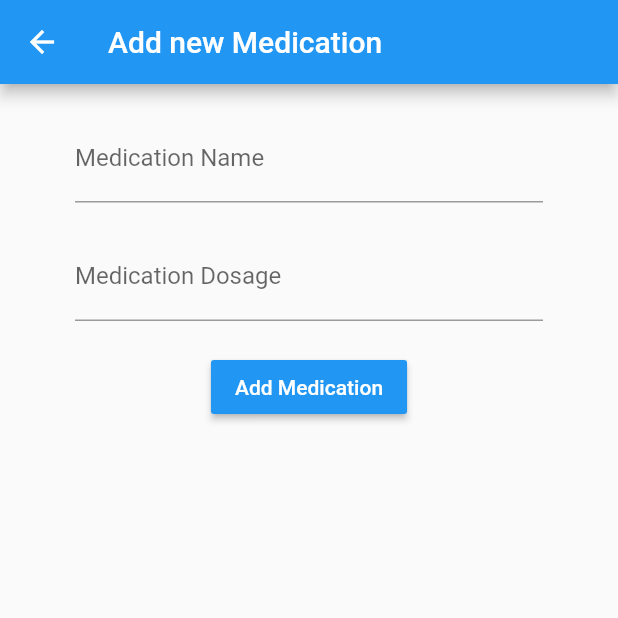
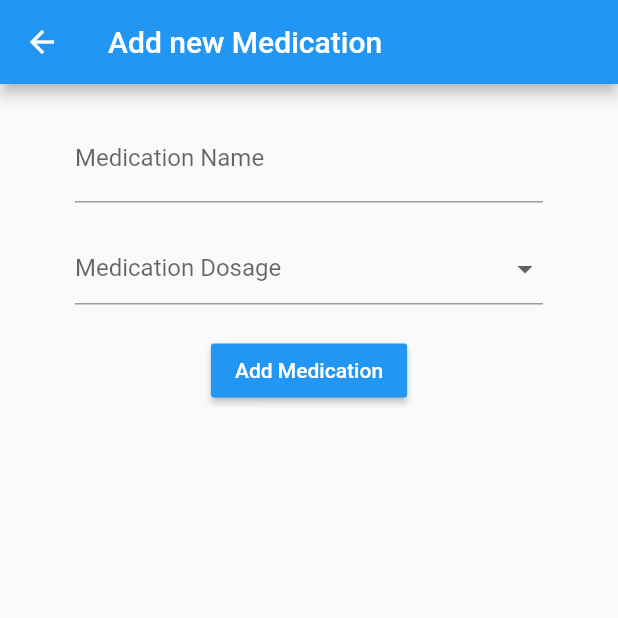
Before and after one commit to rosscraw/MedicationTracker, a Flutter app: the AddMedicationScreen screen opened directly with empty values, on a phone screen of 412 x 824 dp, the top half of it. Run offline on Flutter 3.47's test engine with Material 2 defaults, Android fonts, the phone set to English and light mode, and no system bars; our stand-ins replace cloud_firestore, firebase_auth, flutter_spinkit, table_calendar; accounts and stored records are empty.

Commit message:
Added dropdown field and input validation for the add medications page.

```diff
--- a/medication_tracker/lib/screens/home/add_medication.dart
+++ b/medication_tracker/lib/screens/home/add_medication.dart
@@ -19,7 +19,16 @@ class AddMedicationScreen extends StatefulWidget {
 class _AddMedicationScreenState extends State<AddMedicationScreen> {
   String medicationName = '';
   String  medicationDosage = '';
+  String medicationUnit = '';
   final _medFormKey = GlobalKey<FormState>();
+  static List<String> _dosageUnits = [
+    'mcg',
+    'mg',
+    'g',
+    'units',
+    'as required'
+  ];
+  var _currentItemSelected = _dosageUnits[0];
 
   @override
   Widget build(BuildContext context) {
@@ -50,14 +59,40 @@ class _AddMedicationScreenState extends State<AddMedicationScreen> {
                           }
                       ),
                       SizedBox(height: 20.0),
-                      TextFormField(
-                          validator: (val) => val.isEmpty ? "Please enter your medication's dosage" : null,
-                          decoration: InputDecoration(
-                            labelText: 'Medication Dosage',
+                      Row(
+                        children: [
+                          Flexible(
+                            child: TextFormField(
+                                validator: (val) => (!_currentItemSelected.contains('as required') && val.isEmpty) ? "Please enter your medication's dosage" : null,
+                                decoration: InputDecoration(
+                                  contentPadding: EdgeInsets.all(0.0),
+                                  labelText: 'Medication Dosage',
+                                ),
+                                onChanged: (val) {
+                                  setState(() => medicationDosage = val);
+                                },
+                            ),
                           ),
-                          onChanged: (val) {
-                            setState(() => medicationDosage = val);
-                          }
+                          Flexible(
+                            child: DropdownButtonFormField<String>(
+                              decoration: InputDecoration(
+                                contentPadding: EdgeInsets.all(0.0),
+                              ),
+                              items: _dosageUnits.map((String dropDownStringItem) {
+                                return DropdownMenuItem<String>(
+                                  value: dropDownStringItem,
+                                  child: Text(dropDownStringItem),
+                                );
+                              }).toList(),
+                              onChanged: (String newValueSelected) {
+                                this._currentItemSelected = newValueSelected;
+                                setState(() {
+                                  medicationUnit = newValueSelected;
+                                });
+                              },
+                            ),
+                          )
+                        ],
                       ),
                       SizedBox(height: 20.0),
                       RaisedButton(
@@ -70,7 +105,13 @@ class _AddMedicationScreenState extends State<AddMedicationScreen> {
                         onPressed: () {
                           if(_medFormKey.currentState.validate()) {
                             setState(() {
-                            widget.user.addMedication(new Medication(medicationName, medicationDosage, ''));
+                            if (_currentItemSelected != 'as required') {
+                              widget.user.addMedication(new Medication(medicationName, (medicationDosage + medicationUnit), ''));
+                            }
+                            else {
+                              widget.user.addMedication(new Medication(medicationName, (medicationUnit), ''));
+
+                            }
                             Navigator.pop(context);
                           });
                           }
```
